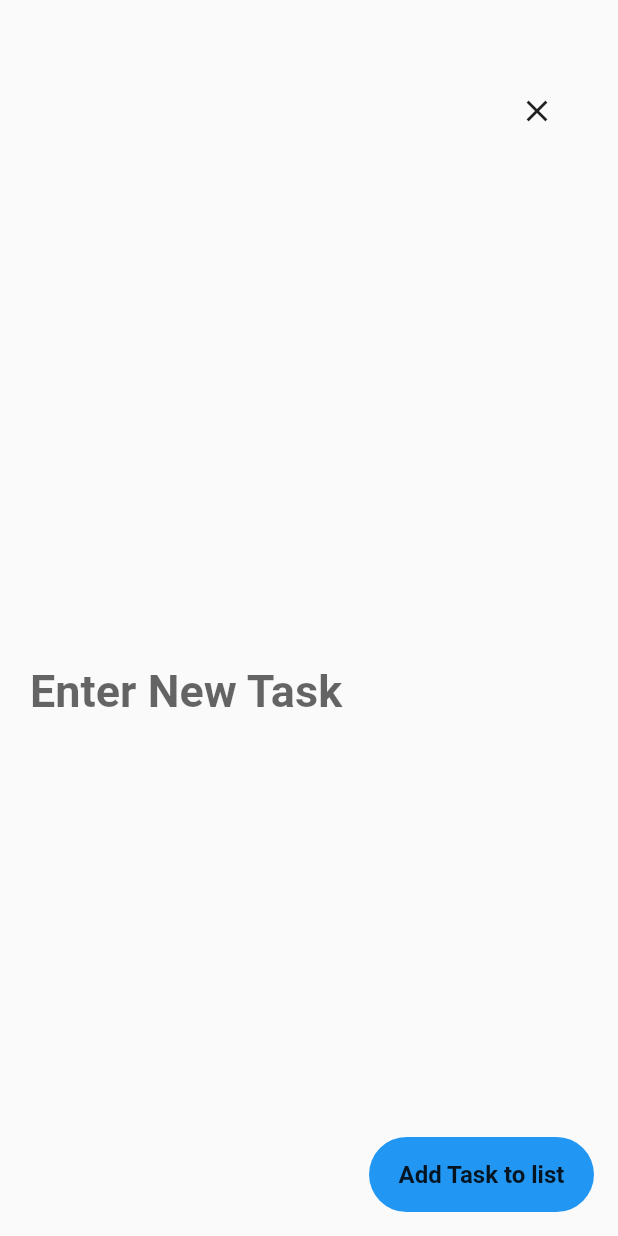
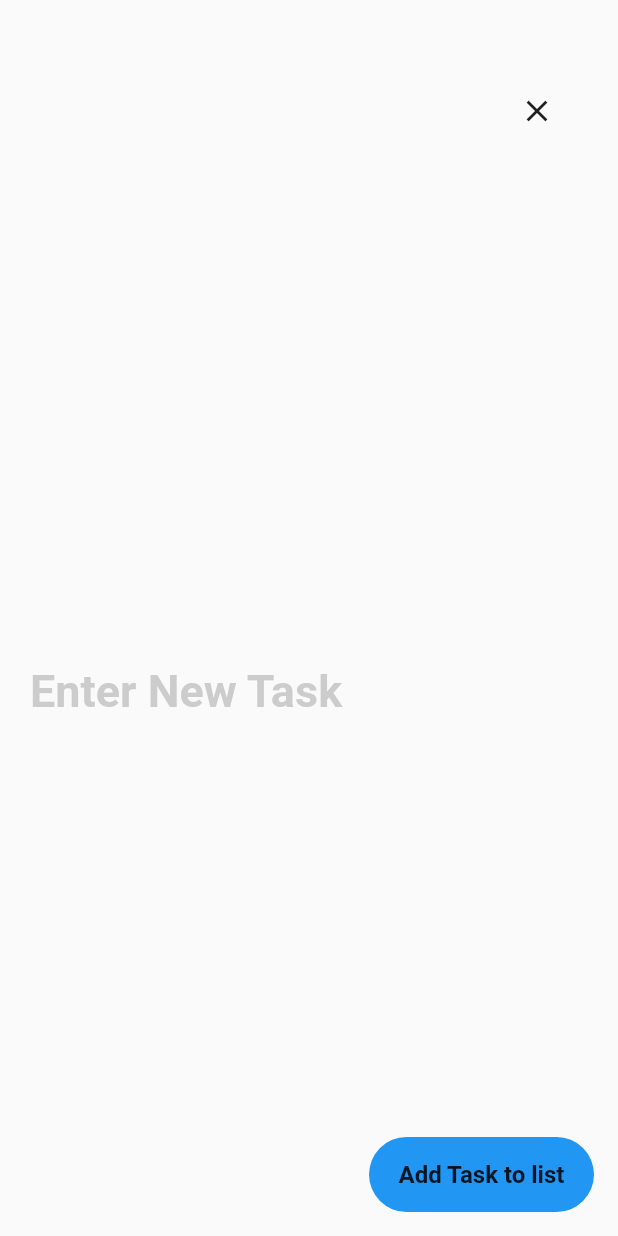
Before and after one commit to justEthical/ToDoApp, a Flutter app: the AddTodo screen opened directly, on a phone screen of 412 x 824 dp. Run offline on Flutter 3.47's test engine with Material 2 defaults, Android fonts, the phone set to English and light mode, and no system bars; our stand-ins replace hive, hive_flutter; accounts and stored records are empty.

Commit message:
fully working app

```diff
--- a/lib/Screens/add_todo_screen/add_todo.dart
+++ b/lib/Screens/add_todo_screen/add_todo.dart
@@ -65,16 +65,17 @@ class _AddTodoState extends State<AddTodo> {
       padding: const EdgeInsets.all(20.0),
       child: Center(
         child: TextField(
-          controller: task,
-          style: TextStyle(
-              fontSize: 30,
-              fontWeight: FontWeight.bold,
-              color: Colors.grey.withOpacity(0.1)),
-          decoration: const InputDecoration(
-              border: InputBorder.none,
-              //labelText: 'Enter Name',
-              hintText: 'Enter New Task'),
-        ),
+            controller: task,
+            style: TextStyle(fontSize: 30),
+            decoration: InputDecoration(
+                border: InputBorder.none,
+                //labelText: 'Enter Name',
+                hintText: 'Enter New Task',
+                hintStyle: TextStyle(
+                  fontSize: 30,
+                  fontWeight: FontWeight.bold,
+                  color: Colors.grey.withOpacity(0.5),
+                ))),
       ),
     ));
   }
--- a/lib/Screens/todo_list_screen/todo_list_screen.dart
+++ b/lib/Screens/todo_list_screen/todo_list_screen.dart
@@ -206,6 +206,7 @@ class _TodoListScreenState extends State<TodoListScreen> {
               padding: EdgeInsets.only(left: 10),
               child: Text(
                 task.title,
+                overflow: TextOverflow.ellipsis,
                 style: TextStyle(
                     fontSize: 20,
                     color:
```
